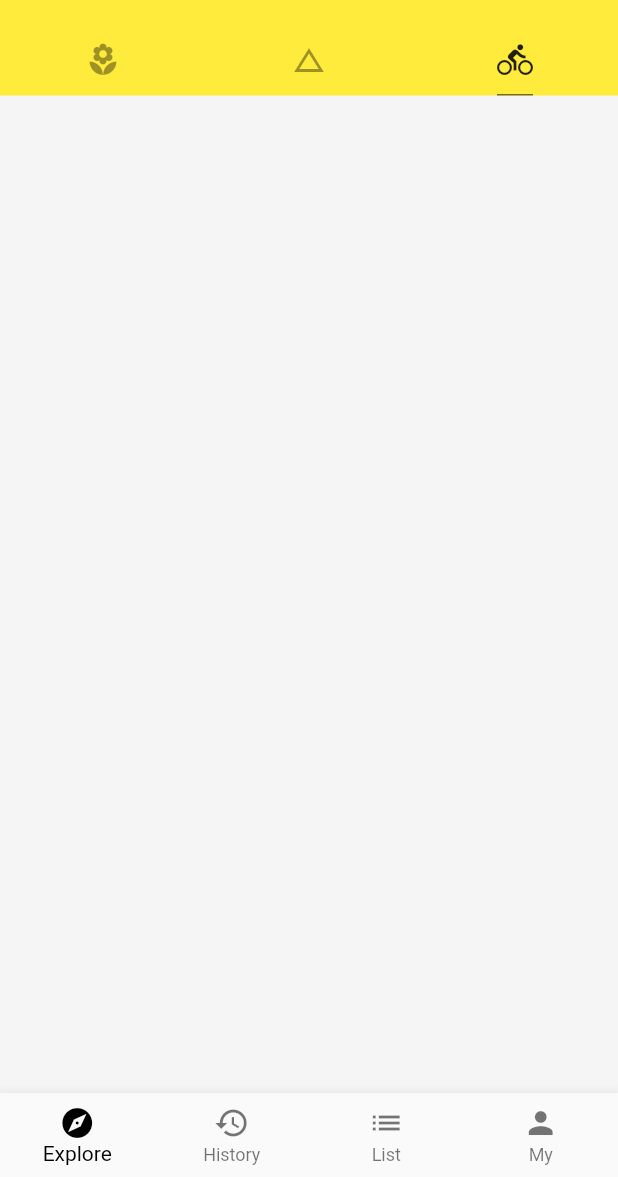
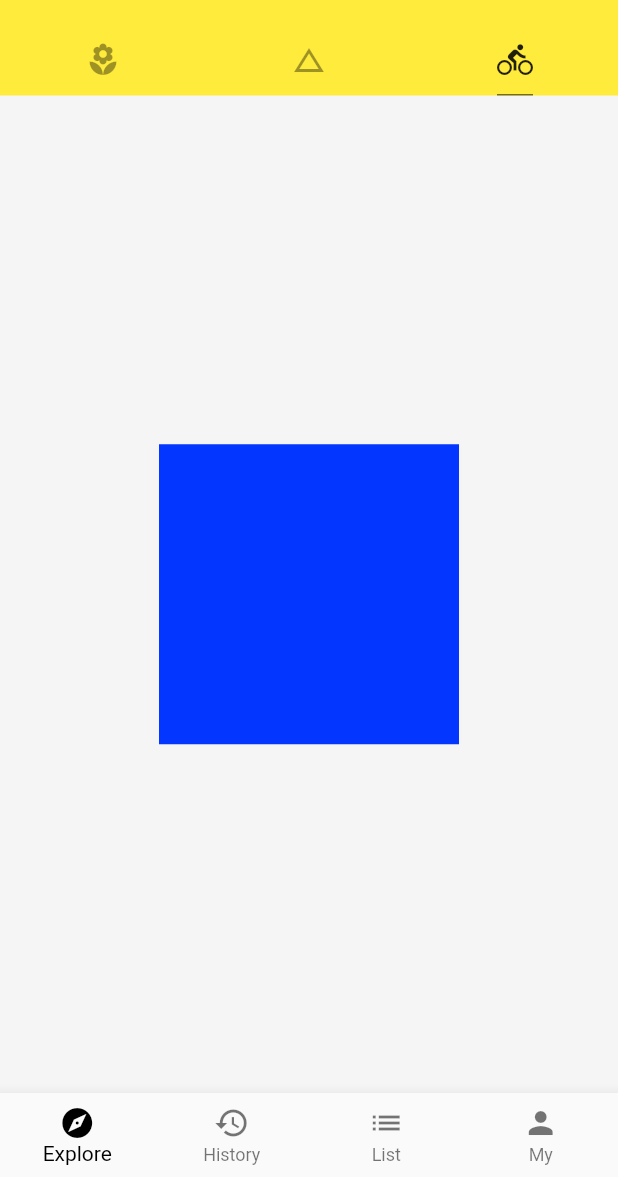
Before and after one commit to tck8888/flutter_study, a Flutter app: the screen it shows after launch, tab 3 chosen, on a phone screen of 412 x 824 dp, the part 59-1236 px from its top. Run offline on Flutter 3.47's test engine with Material 2 defaults, Android fonts, the phone set to English and light mode, and no system bars; network calls fail.

```diff
--- a/lib/study_widget/layout_study.dart
+++ b/lib/study_widget/layout_study.dart
@@ -7,7 +7,15 @@ class LayoutStudy extends StatelessWidget {
       child: Column(
         mainAxisAlignment: MainAxisAlignment.center,
         children: <Widget>[
-
+          ConstrainedBox(
+            constraints:BoxConstraints(
+              minHeight: 200,
+              maxWidth: 200,
+            ),
+            child: Container(
+              color: Color.fromRGBO(3, 54, 255, 1.0),
+            ),
+          )
         ],
       ),
     );
@@ -22,7 +30,7 @@ class AspectRatioStudy extends StatelessWidget {
         mainAxisAlignment: MainAxisAlignment.center,
         children: <Widget>[
           AspectRatio(
-            aspectRatio: 16/9.0,
+            aspectRatio: 16 / 9.0,
             child: Container(
               color: Color.fromRGBO(3, 54, 255, 1.0),
             ),
```
Also changed, not shown: pubspec.lock.
